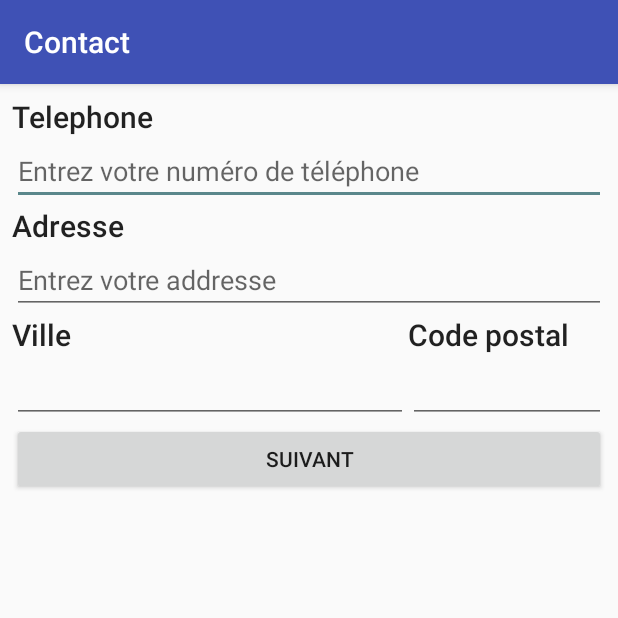
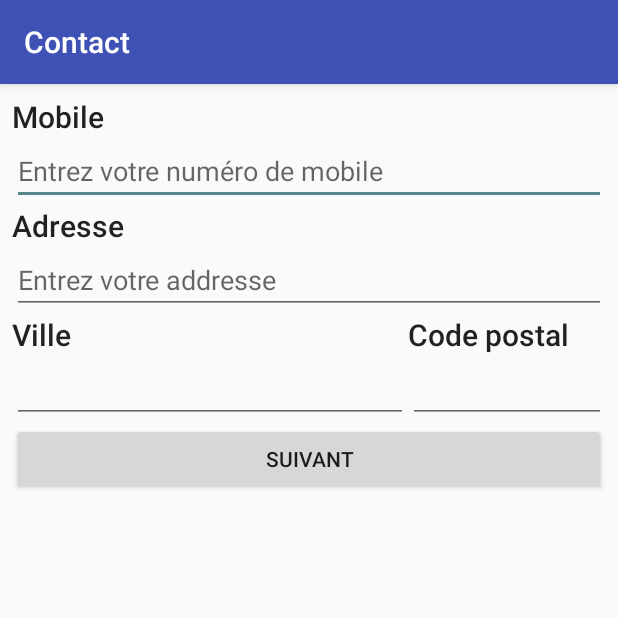
Before and after one commit to florianhirson/JobberMeister, an Android app: the RegisterContactApplicantActivity screen opened directly, with no data from a screen before it, on a phone screen of 412 x 824 dp, the top half of it. Run offline under Robolectric (Android 15) with nearby library versions, the phone set to English and light mode, and no system bars.

Commit message:
Enregistrement des données

```diff
--- a/app/src/main/java/fr/hirsonf/jobbermeister/Employer.java
+++ b/app/src/main/java/fr/hirsonf/jobbermeister/Employer.java
@@ -11,9 +11,7 @@ public class Employer extends User {
     public String phone;
     public String fax;
     public String companyEmail;
-    public String street;
-    public String city;
-    public String zip;
+    public String position;
     public List<Offer> offers;
 
     public Employer(){
--- a/app/src/main/java/fr/hirsonf/jobbermeister/RegisterContactApplicantActivity.java
+++ b/app/src/main/java/fr/hirsonf/jobbermeister/RegisterContactApplicantActivity.java
@@ -16,14 +16,14 @@ import android.widget.EditText;
 public class RegisterContactApplicantActivity extends AppCompatActivity {
 
     Button b;
-    EditText phone, street, city, zip;
+    EditText mobile, street, city, zip;
 
     @Override
     protected void onCreate(Bundle savedInstanceState) {
         super.onCreate(savedInstanceState);
         setContentView(R.layout.activity_register_contact_applicant);
         b = (Button) findViewById(R.id.button);
-        phone = (EditText) findViewById(R.id.editTextPhone);
+        mobile = (EditText) findViewById(R.id.editTextMobile);
         street = (EditText) findViewById(R.id.editTextStreet);
         city = (EditText) findViewById(R.id.editTextCity);
         zip = (EditText) findViewById(R.id.editTextZIP);
@@ -31,7 +31,7 @@ public class RegisterContactApplicantActivity extends AppCompatActivity {
         b.setOnClickListener(new View.OnClickListener() {
             @Override
             public void onClick(View v) {
-                if(phone.getText().toString().trim().equals("") || street.getText().toString().trim().equals("")
+                if(mobile.getText().toString().trim().equals("") || street.getText().toString().trim().equals("")
                         || city.getText().toString().trim().equals("") || zip.getText().toString().trim().equals("")) {
                     AlertDialog.Builder b = new AlertDialog.Builder(RegisterContactApplicantActivity.this);
                     b.setMessage("Veuillez completer tous les champs !");
@@ -44,6 +44,10 @@ public class RegisterContactApplicantActivity extends AppCompatActivity {
                     AlertDialog a = b.create();
                     a.show();
                 } else {
+                    ((Applicant) Model.user).mobile = mobile.getText().toString();
+                    Model.user.street = street.getText().toString();
+                    Model.user.city = city.getText().toString();
+                    Model.user.zip = zip.getText().toString();
                     Intent homepage = new Intent(RegisterContactApplicantActivity.this, RegisterDescriptionActivity.class);
                     startActivity(homepage);
                 }
--- a/app/src/main/java/fr/hirsonf/jobbermeister/RegisterDescriptionActivity.java
+++ b/app/src/main/java/fr/hirsonf/jobbermeister/RegisterDescriptionActivity.java
@@ -40,6 +40,7 @@ public class RegisterDescriptionActivity extends AppCompatActivity {
                     AlertDialog a = b.create();
                     a.show();
                 } else {
+                    ((Applicant) Model.user).description = description.getText().toString();
                     Intent homepage = new Intent(RegisterDescriptionActivity.this, RegisterCriteriaActivity.class);
                     startActivity(homepage);
                 }
--- a/app/src/main/java/fr/hirsonf/jobbermeister/User.java
+++ b/app/src/main/java/fr/hirsonf/jobbermeister/User.java
@@ -12,4 +12,7 @@ public class User {
     public String lastName;
     public String firstName;
     public Date birthDate;
+    public String street;
+    public String city;
+    public String zip;
 }
--- a/app/src/main/res/layout/activity_register_contact_applicant.xml
+++ b/app/src/main/res/layout/activity_register_contact_applicant.xml
@@ -5,17 +5,17 @@
     android:padding="8dp">
 
     <TextView
-        android:id="@+id/textViewPhone"
+        android:id="@+id/textViewMobile"
         android:layout_width="match_parent"
         android:layout_height="wrap_content"
-        android:text="Telephone"
+        android:text="Mobile"
         android:textAppearance="@style/TextAppearance.AppCompat.Title"/>
 
     <EditText
-        android:id="@+id/editTextPhone"
+        android:id="@+id/editTextMobile"
         android:layout_width="match_parent"
         android:layout_height="wrap_content"
-        android:hint="Entrez votre numéro de téléphone"
+        android:hint="Entrez votre numéro de mobile"
         android:ems="10"
         android:inputType="phone" />
 
--- a/app/src/main/res/layout/activity_register_contact_employer.xml
+++ b/app/src/main/res/layout/activity_register_contact_employer.xml
@@ -35,14 +35,14 @@
         android:inputType="phone" />
 
     <TextView
-        android:id="@+id/textViewEmail"
+        android:id="@+id/textViewCompanyEmail"
         android:layout_width="match_parent"
         android:layout_height="wrap_content"
         android:text="Email"
         android:textAppearance="@style/TextAppearance.AppCompat.Title"/>
 
     <EditText
-        android:id="@+id/editTextEmail"
+        android:id="@+id/editTextCompanyEmail"
         android:layout_width="match_parent"
         android:layout_height="wrap_content"
         android:hint="Entrez l'adresse email de votre société"
```
Also changed, not shown: app/src/main/java/fr/hirsonf/jobbermeister/Applicant.java (+2 -5 lines), app/src/main/java/fr/hirsonf/jobbermeister/RegisterContactEmployerActivity.java (+42 -0 lines), app/src/main/java/fr/hirsonf/jobbermeister/RegisterCriteriaActivity.java (+10 -7 lines), app/src/main/java/fr/hirsonf/jobbermeister/RegisterProfileActivity.java (+20 -4 lines), app/src/main/res/layout/activity_register_criteria.xml (+4 -4 lines).
